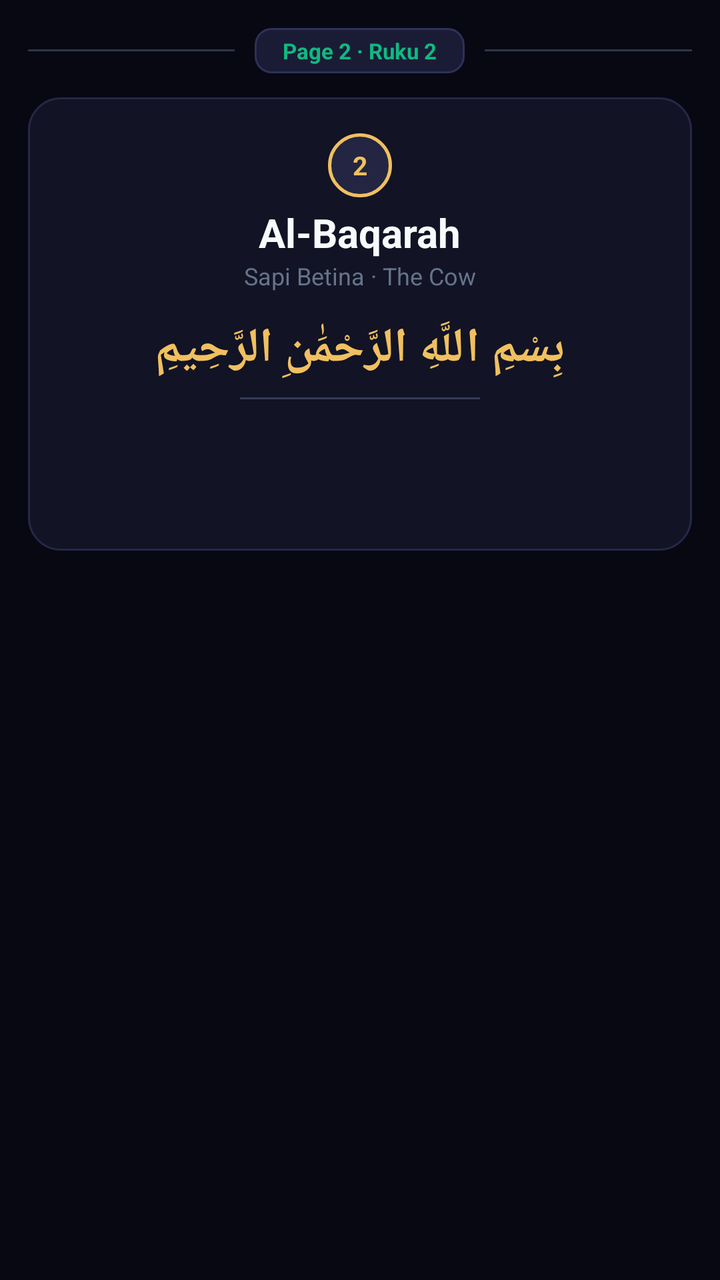
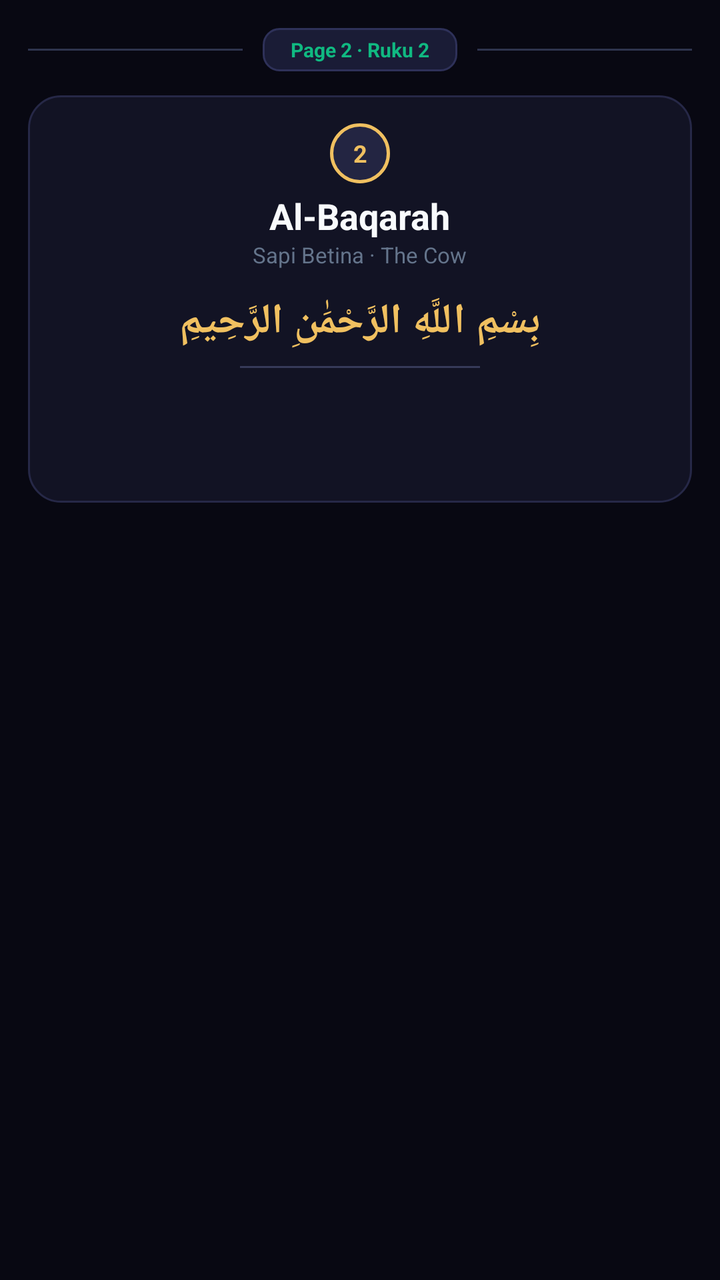

The first picture is an Android layout as it rendered before a commit; the second is the same layout after the commit. The layout source and the unified diff follow.
<!-- AndroidManifest.xml: application theme AppTheme -->
<!-- res/layout/item_mushaf_page.xml -->
<?xml version="1.0" encoding="utf-8"?>
<LinearLayout xmlns:android="http://schemas.android.com/apk/res/android"
    android:layout_width="match_parent"
    android:layout_height="wrap_content"
    android:orientation="vertical"
    android:paddingHorizontal="14dp"
    android:paddingVertical="8dp">

    
    <LinearLayout
        android:id="@+id/layout_page_banner"
        android:layout_width="match_parent"
        android:layout_height="wrap_content"
        android:gravity="center"
        android:orientation="horizontal"
        android:paddingVertical="6dp"
        android:layout_marginBottom="6dp">

        <View
            android:layout_width="0dp"
            android:layout_height="1dp"
            android:layout_weight="1"
            android:background="#2E344E" />

        <TextView
            android:id="@+id/tv_page_badge"
            android:layout_width="wrap_content"
            android:layout_height="wrap_content"
            android:background="@drawable/bg_chip_action"
            android:paddingHorizontal="14dp"
            android:paddingVertical="4dp"
            android:text="Page 2 · Ruku 2"
            android:textColor="@color/emerald"
            android:textSize="11sp"
            android:textStyle="bold"
            android:layout_marginHorizontal="10dp" />

        <View
            android:layout_width="0dp"
            android:layout_height="1dp"
            android:layout_weight="1"
            android:background="#2E344E" />
    </LinearLayout>

    
    <LinearLayout
        android:layout_width="match_parent"
        android:layout_height="wrap_content"
        android:orientation="vertical"
        android:background="@drawable/bg_card_surah"
        android:paddingHorizontal="16dp"
        android:paddingVertical="18dp">

        
        <LinearLayout
            android:id="@+id/layout_surah_header"
            android:layout_width="match_parent"
            android:layout_height="wrap_content"
            android:gravity="center"
            android:orientation="vertical"
            android:layout_marginBottom="16dp"
            android:visibility="visible">

            
            <TextView
                android:id="@+id/tv_surah_num_badge"
                android:layout_width="32dp"
                android:layout_height="32dp"
                android:background="@drawable/bg_badge_number"
                android:gravity="center"
                android:text="2"
                android:textColor="@color/gold_primary"
                android:textSize="13sp"
                android:textStyle="bold"
                android:layout_marginBottom="4dp" />

            
            <TextView
                android:id="@+id/tv_surah_page_name"
                android:layout_width="wrap_content"
                android:layout_height="wrap_content"
                android:text="Al-Baqarah"
                android:textColor="@color/text_primary"
                android:textSize="20sp"
                android:textStyle="bold" />

            
            <TextView
                android:id="@+id/tv_surah_page_trans"
                android:layout_width="wrap_content"
                android:layout_height="wrap_content"
                android:text="Sapi Betina · The Cow"
                android:textColor="@color/text_muted"
                android:textSize="12sp"
                android:layout_marginBottom="12dp" />

            
            <TextView
                android:id="@+id/tv_page_bismillah"
                android:layout_width="match_parent"
                android:layout_height="wrap_content"
                android:gravity="center"
                android:text="بِسْمِ اللَّهِ الرَّحْمَٰنِ الرَّحِيمِ"
                android:textColor="@color/gold_primary"
                android:textSize="24sp"
                android:textStyle="bold"
                android:layout_marginBottom="8dp" />

            <View
                android:layout_width="120dp"
                android:layout_height="1dp"
                android:background="#363A58"
                android:layout_marginBottom="8dp" />
        </LinearLayout>

        
        <TextView
            android:id="@+id/tv_page_arabic_content"
            android:layout_width="match_parent"
            android:layout_height="wrap_content"
            android:gravity="right"
            android:layoutDirection="rtl"
            android:textDirection="rtl"
            android:textAlignment="textStart"
            android:lineSpacingMultiplier="1.85"
            android:textColor="@color/gold_light"
            android:textSize="25sp"
            android:textColorHighlight="#3300FFD5" />

        
        <LinearLayout
            android:id="@+id/layout_page_wbw_container"
            android:layout_width="match_parent"
            android:layout_height="wrap_content"
            android:orientation="vertical"
            android:visibility="gone" />

    </LinearLayout>

</LinearLayout>
<!-- resources referenced by this layout -->
<resources>
  <color name="emerald">#10B981</color>
  <color name="gold_light">#FDE68A</color>
  <color name="gold_primary">#F0C060</color>
  <color name="text_muted">#64748B</color>
  <color name="text_primary">#F8FAFC</color>
  <!-- drawable bg_badge_number (drawable) -->
  <?xml version="1.0" encoding="utf-8"?>
  <shape xmlns:android="http://schemas.android.com/apk/res/android"
      android:shape="oval">
      <solid android:color="#232542" />
      <stroke android:width="1.5dp" android:color="@color/gold_primary" />
  </shape>
  <!-- drawable bg_card_surah (drawable) -->
  <?xml version="1.0" encoding="utf-8"?>
  <shape xmlns:android="http://schemas.android.com/apk/res/android"
      android:shape="rectangle">
      <solid android:color="@color/bg_card" />
      <corners android:radius="16dp" />
      <stroke android:width="1dp" android:color="@color/border_color" />
  </shape>
  <!-- drawable bg_chip_action (drawable) -->
  <?xml version="1.0" encoding="utf-8"?>
  <shape xmlns:android="http://schemas.android.com/apk/res/android"
      android:shape="rectangle">
      <solid android:color="#1A1C36" />
      <corners android:radius="8dp" />
      <stroke android:width="1dp" android:color="#2E3159" />
  </shape>
  <style name="AppTheme" parent="Theme.MaterialComponents.DayNight.NoActionBar">
          <item name="colorPrimary">@color/gold_primary</item>
          <item name="colorPrimaryDark">@color/bg_main</item>
          <item name="colorAccent">@color/gold_primary</item>
          <item name="android:windowBackground">@color/bg_main</item>
          <item name="android:statusBarColor">@color/bg_main</item>
          <item name="android:navigationBarColor">@color/bg_main</item>
      </style>
  <color name="bg_card">#121324</color>
  <color name="border_color">#262847</color>
  <color name="bg_main">#080812</color>
</resources>

<!-- the commit's change to res/layout/item_mushaf_page.xml (unified diff, before → after) -->
@@ -31,7 +31,7 @@
             android:paddingVertical="4dp"
             android:text="Page 2 · Ruku 2"
             android:textColor="@color/emerald"
-            android:textSize="11sp"
+            android:textSize="10sp"
             android:textStyle="bold"
             android:layout_marginHorizontal="10dp" />
 
@@ -49,7 +49,7 @@
         android:orientation="vertical"
         android:background="@drawable/bg_card_surah"
         android:paddingHorizontal="16dp"
-        android:paddingVertical="18dp">
+        android:paddingVertical="14dp">
 
         
         <LinearLayout
@@ -64,13 +64,13 @@
             
             <TextView
                 android:id="@+id/tv_surah_num_badge"
-                android:layout_width="32dp"
-                android:layout_height="32dp"
+                android:layout_width="30dp"
+                android:layout_height="30dp"
                 android:background="@drawable/bg_badge_number"
                 android:gravity="center"
                 android:text="2"
                 android:textColor="@color/gold_primary"
-                android:textSize="13sp"
+                android:textSize="12sp"
                 android:textStyle="bold"
                 android:layout_marginBottom="4dp" />
 
@@ -81,7 +81,7 @@
                 android:layout_height="wrap_content"
                 android:text="Al-Baqarah"
                 android:textColor="@color/text_primary"
-                android:textSize="20sp"
+                android:textSize="18sp"
                 android:textStyle="bold" />
 
             
@@ -91,7 +91,7 @@
                 android:layout_height="wrap_content"
                 android:text="Sapi Betina · The Cow"
                 android:textColor="@color/text_muted"
-                android:textSize="12sp"
+                android:textSize="11sp"
                 android:layout_marginBottom="12dp" />
 
             
@@ -102,7 +102,7 @@
                 android:gravity="center"
                 android:text="بِسْمِ اللَّهِ الرَّحْمَٰنِ الرَّحِيمِ"
                 android:textColor="@color/gold_primary"
-                android:textSize="24sp"
+                android:textSize="21sp"
                 android:textStyle="bold"
                 android:layout_marginBottom="8dp" />
 
@@ -122,9 +122,9 @@
             android:layoutDirection="rtl"
             android:textDirection="rtl"
             android:textAlignment="textStart"
-            android:lineSpacingMultiplier="1.85"
+            android:lineSpacingMultiplier="1.42"
             android:textColor="@color/gold_light"
-            android:textSize="25sp"
+            android:textSize="22sp"
             android:textColorHighlight="#3300FFD5" />
 
         
